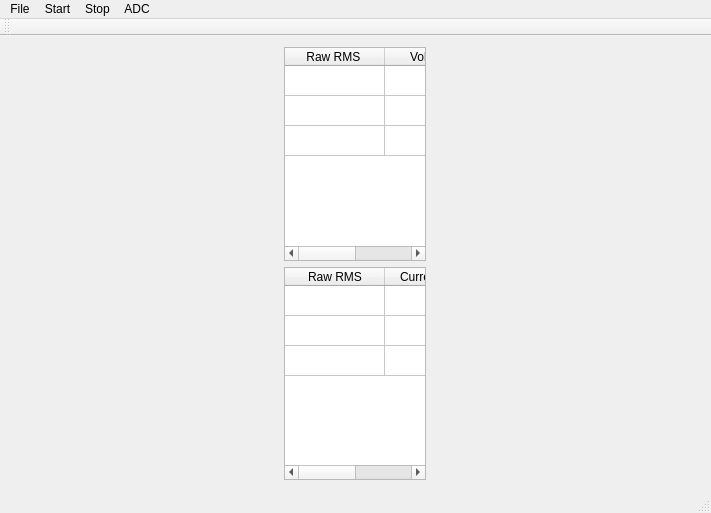
Old version of the form mainwindow.ui in the repository pmenschikov/mains_grapher.
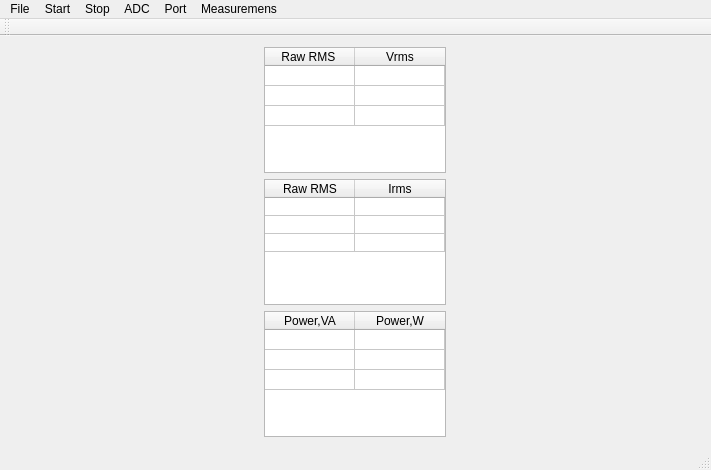
New version of the form.

What changed in the file:
```diff
--- a/mainwindow.ui
+++ b/mainwindow.ui
@@ -7,7 +7,7 @@
     <x>0</x>
     <y>0</y>
     <width>711</width>
-    <height>513</height>
+    <height>470</height>
    </rect>
   </property>
   <property name="windowTitle">
@@ -31,18 +31,30 @@
        <layout class="QVBoxLayout" name="verticalLayout_3">
         <item>
          <widget class="QTableWidget" name="tblVoltages">
+          <property name="sizePolicy">
+           <sizepolicy hsizetype="Expanding" vsizetype="Preferred">
+            <horstretch>0</horstretch>
+            <verstretch>0</verstretch>
+           </sizepolicy>
+          </property>
           <property name="maximumSize">
            <size>
-            <width>142</width>
+            <width>182</width>
             <height>16777215</height>
            </size>
           </property>
           <attribute name="horizontalHeaderVisible">
            <bool>true</bool>
           </attribute>
+          <attribute name="horizontalHeaderDefaultSectionSize">
+           <number>90</number>
+          </attribute>
           <attribute name="verticalHeaderVisible">
            <bool>false</bool>
           </attribute>
+          <attribute name="verticalHeaderDefaultSectionSize">
+           <number>20</number>
+          </attribute>
           <row>
            <property name="text">
             <string>New Row</string>
@@ -65,25 +77,40 @@
           </column>
           <column>
            <property name="text">
-            <string>Volt RMS</string>
+            <string>Vrms</string>
            </property>
           </column>
          </widget>
         </item>
         <item>
          <widget class="QTableWidget" name="tblCurrents">
+          <property name="sizePolicy">
+           <sizepolicy hsizetype="Preferred" vsizetype="Preferred">
+            <horstretch>0</horstretch>
+            <verstretch>0</verstretch>
+           </sizepolicy>
+          </property>
           <property name="maximumSize">
            <size>
-            <width>142</width>
+            <width>182</width>
             <height>16777215</height>
            </size>
           </property>
           <attribute name="horizontalHeaderVisible">
            <bool>true</bool>
           </attribute>
+          <attribute name="horizontalHeaderMinimumSectionSize">
+           <number>17</number>
+          </attribute>
+          <attribute name="horizontalHeaderDefaultSectionSize">
+           <number>90</number>
+          </attribute>
           <attribute name="verticalHeaderVisible">
            <bool>false</bool>
           </attribute>
+          <attribute name="verticalHeaderDefaultSectionSize">
+           <number>18</number>
+          </attribute>
           <row>
            <property name="text">
             <string>New Row</string>
@@ -106,7 +133,54 @@
           </column>
           <column>
            <property name="text">
-            <string>Current RMS</string>
+            <string>Irms</string>
+           </property>
+          </column>
+         </widget>
+        </item>
+        <item>
+         <widget class="QTableWidget" name="tblPowers">
+          <property name="maximumSize">
+           <size>
+            <width>182</width>
+            <height>16777215</height>
+           </size>
+          </property>
+          <attribute name="horizontalHeaderDefaultSectionSize">
+           <number>90</number>
+          </attribute>
+          <attribute name="verticalHeaderVisible">
+           <bool>false</bool>
+          </attribute>
+          <attribute name="verticalHeaderDefaultSectionSize">
+           <number>20</number>
+          </attribute>
+          <attribute name="verticalHeaderHighlightSections">
+           <bool>true</bool>
+          </attribute>
+          <row>
+           <property name="text">
+            <string>New Row</string>
+           </property>
+          </row>
+          <row>
+           <property name="text">
+            <string>New Row</string>
+           </property>
+          </row>
+          <row>
+           <property name="text">
+            <string>New Row</string>
+           </property>
+          </row>
+          <column>
+           <property name="text">
+            <string>Power,VA</string>
+           </property>
+          </column>
+          <column>
+           <property name="text">
+            <string>Power,W</string>
            </property>
           </column>
          </widget>
@@ -149,11 +223,27 @@
      <string>ADC</string>
     </property>
     <addaction name="actioncmd_start"/>
+    <addaction name="actionCalibrate"/>
+   </widget>
+   <widget class="QMenu" name="menuPort">
+    <property name="title">
+     <string>Port</string>
+    </property>
+    <addaction name="actionOpen"/>
+    <addaction name="actionClose"/>
+   </widget>
+   <widget class="QMenu" name="menuMeasuremens">
+    <property name="title">
+     <string>Measuremens</string>
+    </property>
+    <addaction name="actionPowers"/>
    </widget>
    <addaction name="menuFile"/>
    <addaction name="menuStart"/>
    <addaction name="menuStop"/>
    <addaction name="menuSerialPort"/>
+   <addaction name="menuPort"/>
+   <addaction name="menuMeasuremens"/>
   </widget>
   <widget class="QToolBar" name="mainToolBar">
    <attribute name="toolBarArea">
```
Left out of the diff: 22 changed lines with no effect on the pictures.
